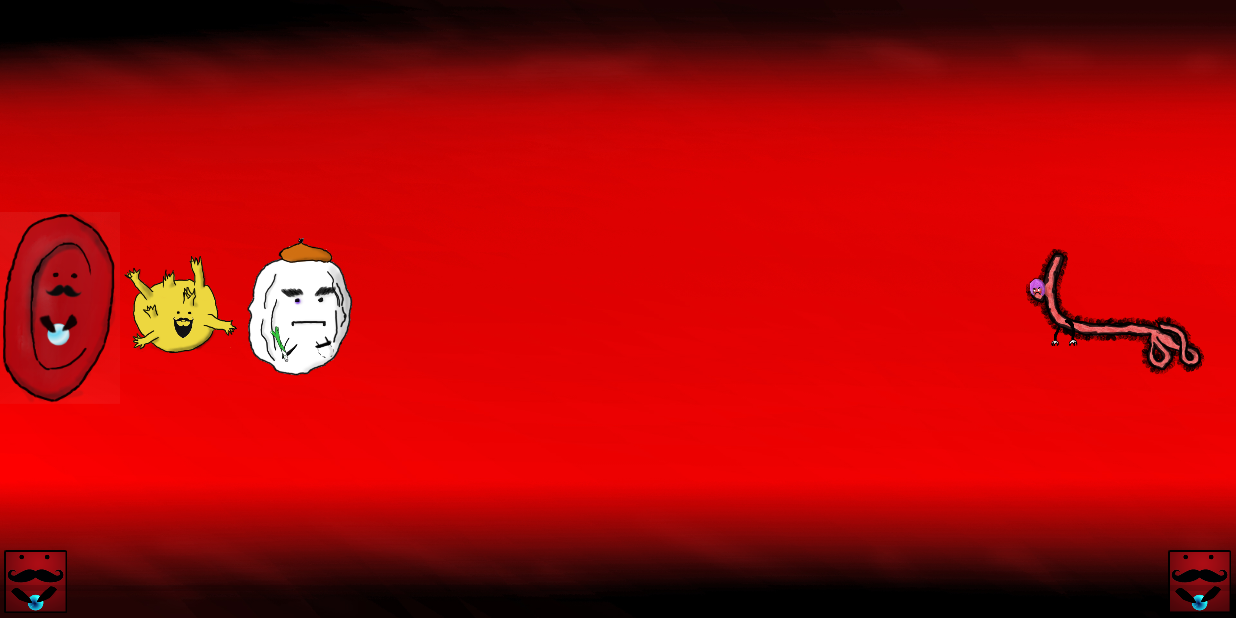
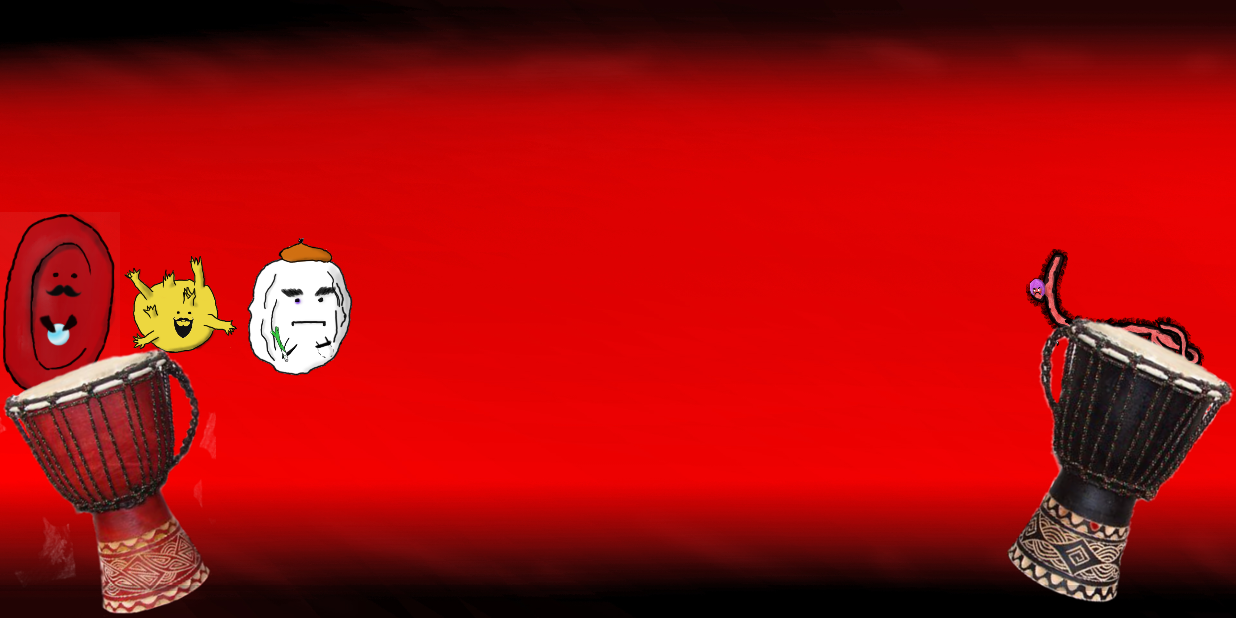
Before and after one commit to chebTS/TheGame, an Android app: the MainActivity screen opened directly, with no data from a screen before it, on a phone screen of 824 x 412 dp (held sideways). Run offline under Robolectric (Android 15) with nearby library versions, the phone set to English and light mode, and no system bars.

Commit message:
Main drums

```diff
--- a/TheGame/app/src/main/res/layout/activity_main.xml
+++ b/TheGame/app/src/main/res/layout/activity_main.xml
@@ -68,7 +68,7 @@
             android:layout_height="match_parent">
 
             <ImageView
-                android:src="@mipmap/ic_launcher"
+                android:src="@drawable/left"
                 android:layout_width="wrap_content"
                 android:layout_height="wrap_content" />
         </LinearLayout>
@@ -83,7 +83,7 @@
             android:layout_height="match_parent">
 
             <ImageView
-                android:src="@mipmap/ic_launcher"
+                android:src="@drawable/right"
                 android:layout_width="wrap_content"
                 android:layout_height="wrap_content" />
 
```
Also changed, not shown: TheGame/app/src/main/res/drawable-hdpi/left.png (added), TheGame/app/src/main/res/drawable-hdpi/right.png (added), TheGame/app/src/main/res/drawable-mdpi/left.png (added), TheGame/app/src/main/res/drawable-mdpi/right.png (added), TheGame/app/src/main/res/drawable-xhdpi/left.png (added), TheGame/app/src/main/res/drawable-xhdpi/right.png (added), TheGame/app/src/main/res/drawable-xxhdpi/left.png (added), TheGame/app/src/main/res/drawable-xxhdpi/right.png (added).
